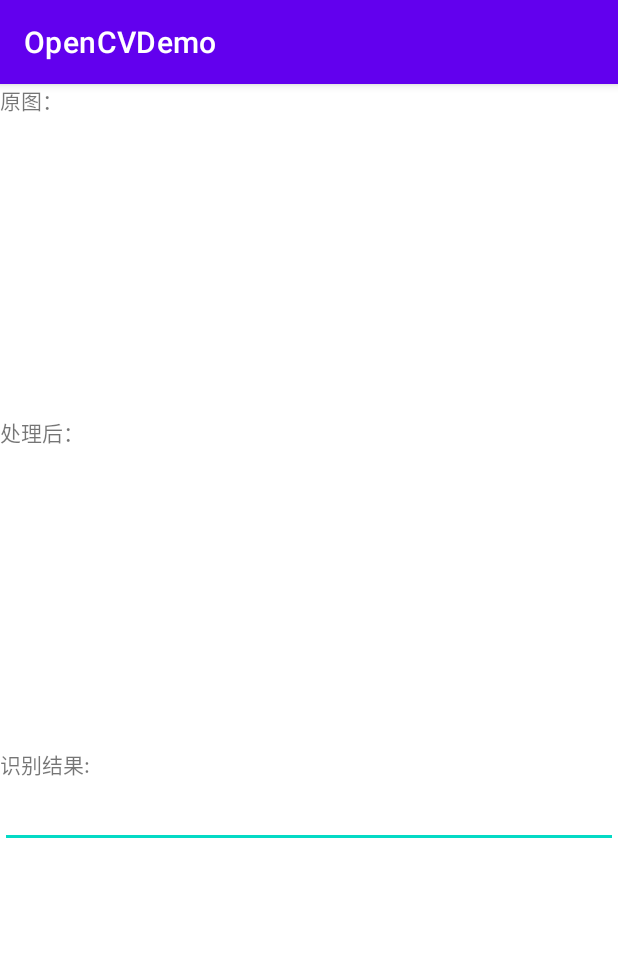
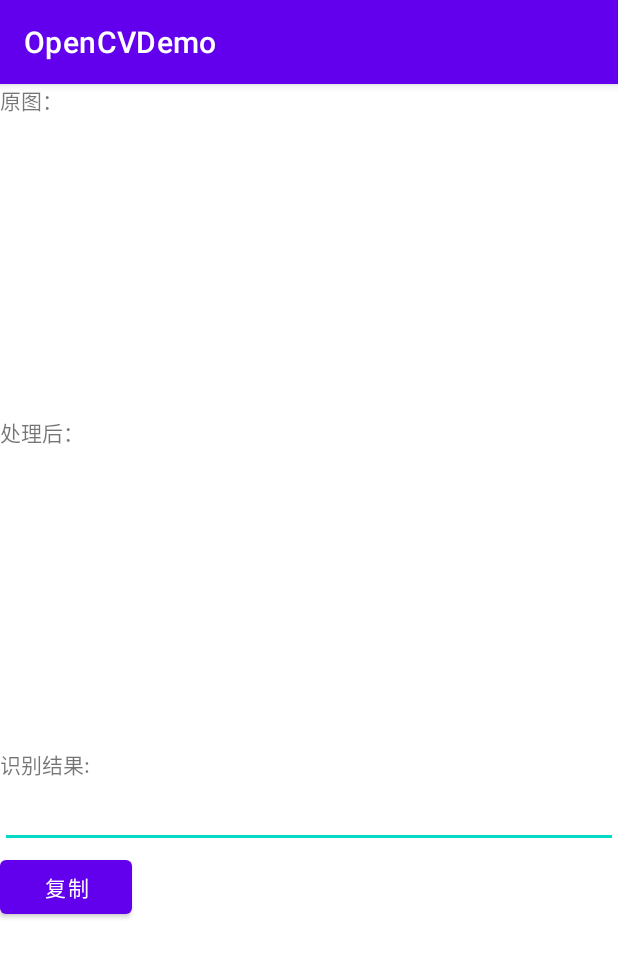
Before and after one commit to GuoPuWen/MyGraduationDesign, an Android app: the ResActivity screen opened directly, with no data from a screen before it, on a phone screen of 412 x 824 dp. Shown: the top 957 px of the screen. Run offline under Robolectric (Android 15) with nearby library versions, the phone set to English and light mode, and no system bars; libraries missing offline, so code that uses them is left out: com.googlecode.tesseract; 11 statements that could not run were skipped.

Commit message:
增加复制按钮

```diff
--- a/app/src/main/java/com/example/opencvdemo/MainActivity.java
+++ b/app/src/main/java/com/example/opencvdemo/MainActivity.java
@@ -76,6 +76,7 @@ public class MainActivity extends AppCompatActivity {
 
     public  void init() {
         type_group = findViewById(R.id.type_group);
+        cropText = findViewById(R.id.cropText);
         crop = findViewById(R.id.crop);
         cropRadioGroup = findViewById(R.id.cropRadioGroup);
         comprssRadioGroup = findViewById(R.id.comprssRadioGroup);
@@ -295,7 +296,7 @@ public class MainActivity extends AppCompatActivity {
 
         ocr.setOnClickListener((v) -> {
             if(uri != null) {
-                Intent intent = new Intent(MainActivity.this,ResActivity.class);
+                Intent intent = new Intent(MainActivity.this, ResActivity.class);
                 intent.putExtra("uri",uri);
                 intent.putExtra("useSwt", useSwt );  //1 是使用 0不使用
                 intent.putExtra("language", language);
--- a/app/src/main/java/com/example/opencvdemo/NaturalSceneOCR.java
+++ b/app/src/main/java/com/example/opencvdemo/NaturalSceneOCR.java
@@ -56,7 +56,7 @@ public class NaturalSceneOCR {
 
     /**
      * 使用Tesseract进行识别
-     * @param      语言类型 eng为英语
+     * @param       eng为英语
      * @return  返回识别结果
      */
     public String TesseractOCR() {
--- a/app/src/main/java/com/example/opencvdemo/ResActivity.java
+++ b/app/src/main/java/com/example/opencvdemo/ResActivity.java
@@ -1,5 +1,8 @@
 package com.example.opencvdemo;
 
+import android.content.ClipData;
+import android.content.ClipboardManager;
+import android.content.Context;
 import android.content.Intent;
 import android.graphics.Bitmap;
 import android.graphics.BitmapFactory;
@@ -8,9 +11,12 @@ import android.os.Bundle;
 import android.os.Environment;
 import android.os.Parcelable;
 import android.util.Log;
+import android.view.View;
+import android.widget.Button;
 import android.widget.EditText;
 import android.widget.ImageView;
 import android.widget.TextView;
+import android.widget.Toast;
 
 import androidx.activity.result.contract.ActivityResultContracts;
 import androidx.appcompat.app.AppCompatActivity;
@@ -29,6 +35,8 @@ public class ResActivity  extends AppCompatActivity {
 
     private String path = "";
 
+    private Button copy;
+
     @Override
     public void onCreate(Bundle savedInstanceState) {
         super.onCreate(savedInstanceState);
@@ -36,6 +44,7 @@ public class ResActivity  extends AppCompatActivity {
         ori_pic = findViewById(R.id.ori_pic);
         pre_pic = findViewById(R.id.pre_pic);
         res = findViewById(R.id.res);
+        copy = findViewById(R.id.copy);
 
 
         Intent intent = getIntent();
@@ -56,14 +65,27 @@ public class ResActivity  extends AppCompatActivity {
 //        ocr.SWT();
 
 
-        String text = ocr.TesseractOCR();
+        String text = ocr.TesseractOCR();           //大任务 多线程 TODO
 
         Bitmap swtImage = ocr.getSwtImage();
         pre_pic.setImageBitmap(swtImage);
 
         res.setText(text);
 
+        //复制到剪切板
+        copy.setOnClickListener(v -> {
+            //获取剪贴板管理器：
+            ClipboardManager cm = (ClipboardManager) getSystemService(Context.CLIPBOARD_SERVICE);
+            // 创建普通字符型ClipData
+            ClipData mClipData = ClipData.newPlainText("Label", res.getText());
+            // 将ClipData内容放到系统剪贴板里。
+            cm.setPrimaryClip(mClipData);
+
+            Toast.makeText(this, "复制成功，请粘贴", Toast.LENGTH_SHORT).show();
+        });
+
     }
 
 
+
 }
--- a/app/src/main/res/layout/activity_main.xml
+++ b/app/src/main/res/layout/activity_main.xml
@@ -134,7 +134,6 @@
             android:id="@+id/noCompress"
             android:layout_width="wrap_content"
             android:layout_height="wrap_content"
-
             android:text="否" />
     </RadioGroup>
 
@@ -250,7 +249,7 @@
         android:layout_marginHorizontal="20dp"
         app:layout_constraintEnd_toEndOf="parent"
         app:layout_constraintHorizontal_bias="0.5"
-        app:layout_constraintStart_toStartOf="parent" />
+        app:layout_constraintStart_toStartOf="parent"/>
 
 
 </LinearLayout>
--- a/app/src/main/res/layout/activity_result.xml
+++ b/app/src/main/res/layout/activity_result.xml
@@ -39,7 +39,18 @@
         android:id="@+id/res"
         android:layout_width="match_parent"
         android:layout_height="wrap_content"
-        android:text="识别结果" />
+        android:textIsSelectable="true"
+        />
+
+    <Button
+        android:id="@+id/copy"
+        android:layout_width="wrap_content"
+        android:layout_height="wrap_content"
+        android:layout_marginTop="2dp"
+        android:text="复制"
+        app:layout_constraintEnd_toEndOf="parent"
+        app:layout_constraintHorizontal_bias="0.5"
+        app:layout_constraintStart_toStartOf="parent" />
 
 
 
```
